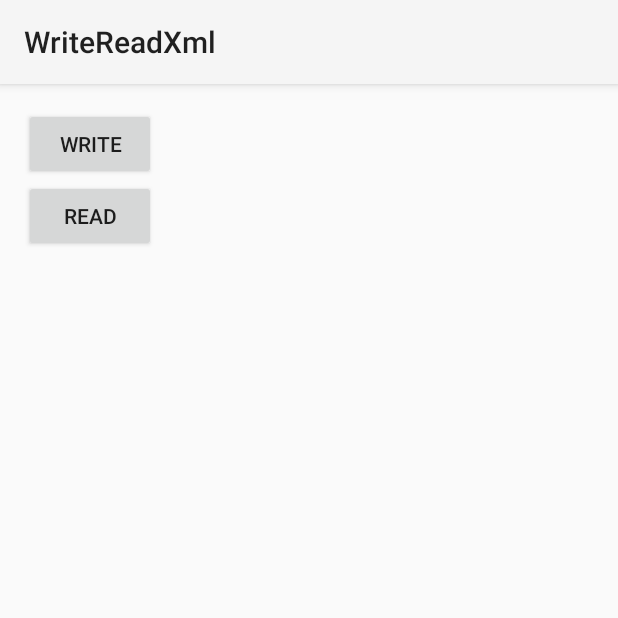
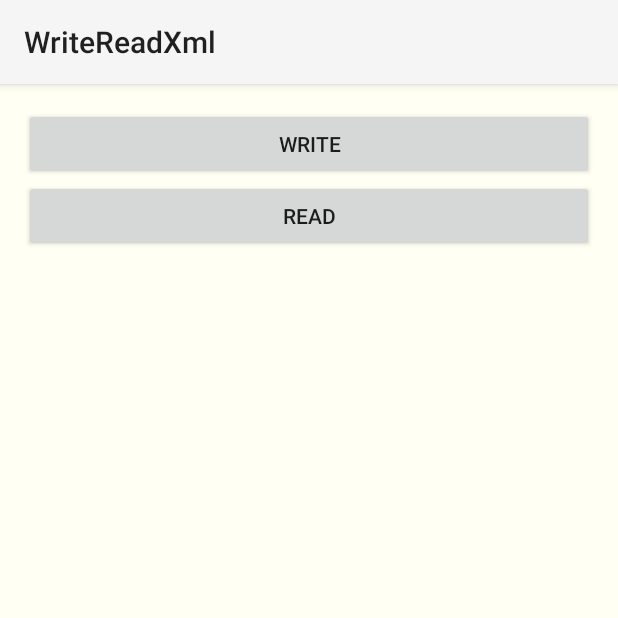
Before and after one commit to JavierGonzal/WriteReadXML, an Android app: the screen it shows after launch (MainActivity), after a tap on "WRITE", on a phone screen of 412 x 824 dp, the top half of it. Run offline under Robolectric (Android 15) with nearby library versions, the phone set to English and light mode, and no system bars; 3 statements that could not run were skipped.

Commit message:
added cast and changed design

```diff
--- a/src/main/java/com/thedeveloperworldisyous/writereadxml/MainActivity.java
+++ b/src/main/java/com/thedeveloperworldisyous/writereadxml/MainActivity.java
@@ -76,38 +76,37 @@ public class MainActivity extends Activity implements View.OnClickListener{
         Actor actor3 = new Actor("Michelle", "Pfeiffer");
         Actor actor4 = new Actor("Mary Elizabeth", "Mastrantonio");
 
-        List<Actor> cast = new ArrayList<Actor>();
-        cast.add(actor1);
-        cast.add(actor2);
-        cast.add(actor3);
-        cast.add(actor4);
-//        Film film = new Film("Scarface", "163 min.", "USA", "Brian De Palma", cast);
-        Film filmScarface = new Film("Scarface", "163 min.", "USA", "Brian De Palma");
+        List<Actor> castScarface = new ArrayList<Actor>();
+        castScarface.add(actor1);
+        castScarface.add(actor2);
+        castScarface.add(actor3);
+        castScarface.add(actor4);
+        Film filmScarface = new Film("Scarface", "163 min.", "USA", "Brian De Palma", castScarface);
 
         Actor actor12 = new Actor("Rupert", "Friend");
         Actor actor22 = new Actor("Zachary", "Quinto");
         Actor actor32 = new Actor("Hannah", "Ware");
         Actor actor42 = new Actor("Ciarán", "Hinds");
 
-        List<Actor> cast1 = new ArrayList<Actor>();
-        cast.add(actor12);
-        cast.add(actor22);
-        cast.add(actor32);
-        cast.add(actor42);
-//        Film film1 = new Film("Hitman", "96 min.", "USA", "Aleksander Bach", cast1);
-        Film filmHitman = new Film("Hitman", "96 min.", "USA", "Aleksander Bach");
+        List<Actor> castHitman  = new ArrayList<Actor>();
+        castHitman.add(actor12);
+        castHitman.add(actor22);
+        castHitman.add(actor32);
+        castHitman.add(actor42);
+        Film filmHitman = new Film("Hitman", "96 min.", "USA", "Aleksander Bach", castHitman);
+
+
         Actor actor11 = new Actor("Robert", "Redford");
         Actor actor21 = new Actor("Meryl", "Streep");
         Actor actor31 = new Actor("Klaus Maria", "Brandauer");
         Actor actor41 = new Actor("Michael", "Kitchen");
 
-        List<Actor> cast11 = new ArrayList<Actor>();
-        cast.add(actor11);
-        cast.add(actor21);
-        cast.add(actor31);
-        cast.add(actor41);
-//        Film film11 = new Film("Out of Africa", "160 min.", "USA", "Sydney Pollack", cast11);
-        Film filmAfrica = new Film("Out of Africa", "160 min.", "USA", "Sydney Pollack");
+        List<Actor> castAfrica = new ArrayList<Actor>();
+        castAfrica.add(actor11);
+        castAfrica.add(actor21);
+        castAfrica.add(actor31);
+        castAfrica.add(actor41);
+        Film filmAfrica = new Film("Out of Africa", "160 min.", "USA", "Sydney Pollack", castAfrica);
 
         List<Film> listFilms = new ArrayList<Film>();
         listFilms.add(filmScarface);
@@ -180,9 +179,7 @@ public class MainActivity extends Activity implements View.OnClickListener{
             xmlSerializer.text(filmObject.getDirector());
             xmlSerializer.endTag(null, director);
 
-//            xmlSerializer.startTag(null, director);
-//            insertCast(xmlSerializer, filmObject.getCast());
-//            xmlSerializer.endTag(null, director);
+            insertCast(xmlSerializer, filmObject.getCast());
 
             xmlSerializer.endTag(null, film);
         }
@@ -294,6 +291,7 @@ public class MainActivity extends Activity implements View.OnClickListener{
         String runningTime = null;
         String country = null;
         String director = null;
+        List<Actor> cast = new ArrayList<Actor>();
 
         while (parser.next() != XmlPullParser.END_TAG) {
             if (parser.getEventType() != XmlPullParser.START_TAG) {
@@ -306,11 +304,13 @@ public class MainActivity extends Activity implements View.OnClickListener{
                 country = readCountry(parser);
             } else if (name.equals("director")) {
                 director = readDirector(parser);
+            } else if (name.equals("cast")) {
+                cast = readCast(parser);
             } else {
                 skip(parser);
             }
         }
-        return new Film( title, runningTime, country, director);
+        return new Film( title, runningTime, country, director, cast);
     }
 
     private String readRunningTime(XmlPullParser parser) throws IOException, XmlPullParserException {
@@ -332,6 +332,44 @@ public class MainActivity extends Activity implements View.OnClickListener{
         String director = readText(parser);
         parser.require(XmlPullParser.END_TAG, ns, "director");
         return director;
+    }
+
+    private List<Actor> readCast(XmlPullParser parser) throws IOException, XmlPullParserException {
+        List<Actor> listActor= new ArrayList<Actor>();
+        parser.require(XmlPullParser.START_TAG, ns, "cast");
+
+        String nameActor = null;
+        String surnameActor = null;
+
+        while (parser.next() != XmlPullParser.END_TAG) {
+            if (parser.getEventType() != XmlPullParser.START_TAG) {
+                continue;
+            }
+            String nameParser = parser.getName();
+            if (nameParser.equals("name")) {
+                nameActor = readNameActor(parser);
+            } else if(nameParser.equals("surname")) {
+                surnameActor = readSurnameActor(parser);
+            } else {
+                skip(parser);
+            }
+            listActor.add(new Actor(nameActor, surnameActor));
+        }
+        return listActor;
+    }
+
+    private String readNameActor(XmlPullParser parser) throws IOException, XmlPullParserException {
+        parser.require(XmlPullParser.START_TAG, ns, "name");
+        String nameActor = readText(parser);
+        parser.require(XmlPullParser.END_TAG, ns, "name");
+        return nameActor;
+    }
+
+    private String readSurnameActor(XmlPullParser parser) throws IOException, XmlPullParserException {
+        parser.require(XmlPullParser.START_TAG, ns, "surname");
+        String surnameActor = readText(parser);
+        parser.require(XmlPullParser.END_TAG, ns, "surname");
+        return  surnameActor;
     }
 
     // For the tags title and runningTime, country, director their text values.
--- a/src/main/java/com/thedeveloperworldisyous/writereadxml/adapters/ViewHolder.java
+++ b/src/main/java/com/thedeveloperworldisyous/writereadxml/adapters/ViewHolder.java
@@ -8,4 +8,5 @@ import android.widget.TextView;
 public class ViewHolder {
     public TextView title;
     public TextView director;
+    public TextView cast;
 }
--- a/src/main/java/com/thedeveloperworldisyous/writereadxml/models/Film.java
+++ b/src/main/java/com/thedeveloperworldisyous/writereadxml/models/Film.java
@@ -11,15 +11,15 @@ public class Film {
     String runningTime;
     String country;
     String director;
-//    List<Actor> cast;
+    List<Actor> cast;
 
-//    public Film(String title, String runningTime, String country, String director, List<Actor> cast) {
-//        this.title = title;
-//        this.runningTime = runningTime;
-//        this.country = country;
-//        this.director = director;
-//        this.cast = cast;
-//    }
+    public Film(String title, String runningTime, String country, String director, List<Actor> cast) {
+        this.title = title;
+        this.runningTime = runningTime;
+        this.country = country;
+        this.director = director;
+        this.cast = cast;
+    }
 
 
     public Film(String title, String runningTime, String country, String director) {
@@ -61,11 +61,11 @@ public class Film {
         this.director = director;
     }
 
-//    public List<Actor> getCast() {
-//        return cast;
-//    }
-//
-//    public void setCast(List<Actor> cast) {
-//        this.cast = cast;
-//    }
+    public List<Actor> getCast() {
+        return cast;
+    }
+
+    public void setCast(List<Actor> cast) {
+        this.cast = cast;
+    }
 }
--- a/src/main/res/layout/activity_main.xml
+++ b/src/main/res/layout/activity_main.xml
@@ -3,18 +3,22 @@
     android:layout_height="match_parent" android:paddingLeft="@dimen/activity_horizontal_margin"
     android:paddingRight="@dimen/activity_horizontal_margin"
     android:paddingTop="@dimen/activity_vertical_margin"
-    android:paddingBottom="@dimen/activity_vertical_margin" tools:context=".MainActivity">
+    android:paddingBottom="@dimen/activity_vertical_margin"
+    android:background="@color/white_almost"
+    tools:context=".MainActivity">
 
     <Button
         android:id="@+id/activity_main_write"
-        android:layout_width="wrap_content"
+        android:layout_width="match_parent"
         android:layout_height="wrap_content"
+        android:layout_centerHorizontal="true"
         android:text="@string/activity_main_write"/>
 
     <Button
         android:id="@+id/activity_main_read"
-        android:layout_width="wrap_content"
+        android:layout_width="match_parent"
         android:layout_height="wrap_content"
+        android:layout_centerHorizontal="true"
         android:layout_below="@+id/activity_main_write"
         android:text="@string/activity_main_read"
         android:enabled="false"/>
--- a/src/main/res/values/color.xml
+++ b/src/main/res/values/color.xml
@@ -1,7 +1,8 @@
 <?xml version="1.0" encoding="utf-8"?>
 <resources>
     <color name="white">#FFFFFF</color>
-    <color name="yellow">#FFFF00</color>
+    <color name="white_almost">#FFFFF3</color>
+    <color name="yellow">#FFCC33</color>
     <color name="fuchsia">#FF00FF</color>
     <color name="red">#FF0000</color>
     <color name="silver">#C0C0C0</color>
```
Also changed, not shown: src/main/java/com/thedeveloperworldisyous/writereadxml/adapters/ListAdapter.java (+14 -0 lines), src/main/res/layout/row_list.xml (+7 -3 lines), src/main/res/values/styles.xml (+5 -3 lines).
